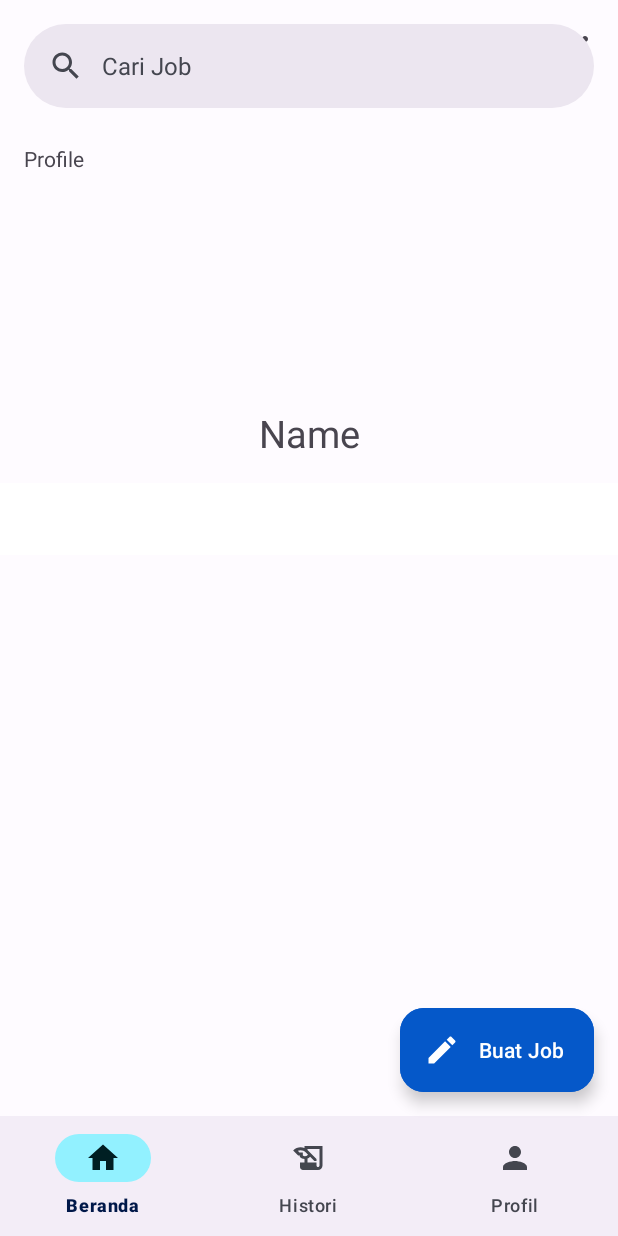
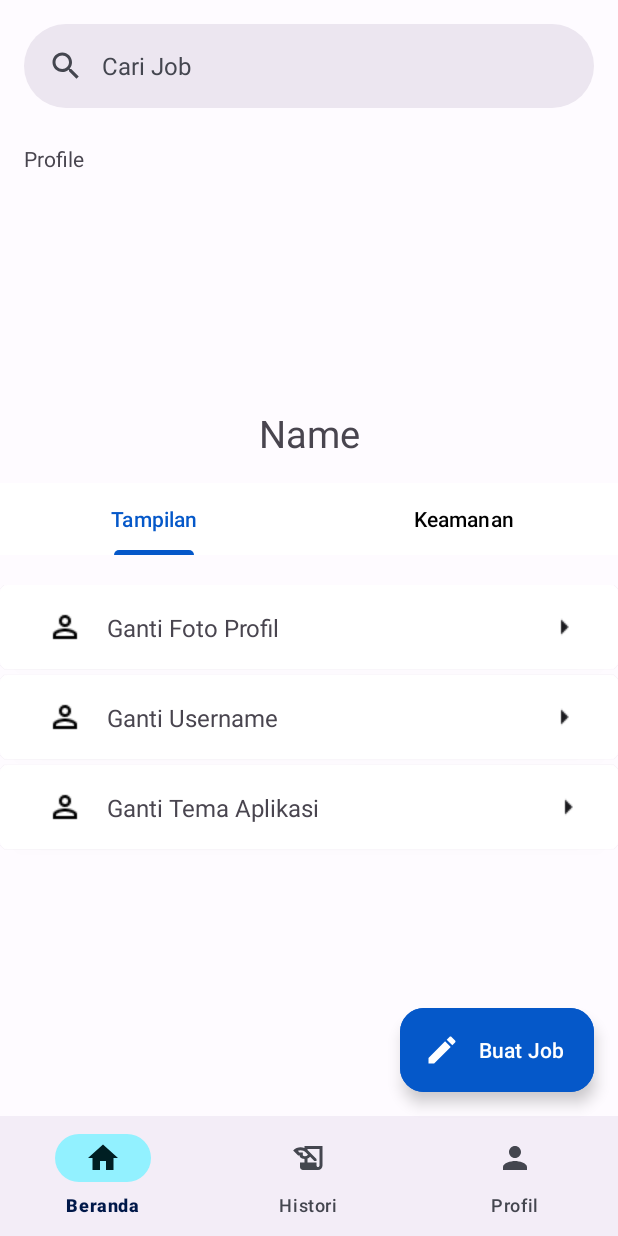
Before and after one commit to samzuhalsetiawan/kerjaaja, an Android app: the ProfileFragment screen opened through its navigation route, on a phone screen of 412 x 824 dp. Run offline under Robolectric (Android 15) with nearby library versions, the phone set to English and light mode, and no system bars; our stand-ins replace navigation-ui.

Commit message:
Tambah Tab Layout Tampilan dan Keamanan Masih kasaran

```diff
--- a/app/src/main/java/com/animebiru/kerjaaja/domain/adapter/ProfileSectionsPagerAdapter.kt
+++ b/app/src/main/java/com/animebiru/kerjaaja/domain/adapter/ProfileSectionsPagerAdapter.kt
@@ -2,14 +2,23 @@ package com.animebiru.kerjaaja.domain.adapter
 
 import androidx.fragment.app.Fragment
 import androidx.viewpager2.adapter.FragmentStateAdapter
+import com.animebiru.kerjaaja.presentation.keamanan.KeamananFragment
+import com.animebiru.kerjaaja.presentation.tampilan.TampilanFragment
 
 class ProfileSectionsPagerAdapter(fragment: Fragment): FragmentStateAdapter(fragment) {
+
+    override fun createFragment(position: Int): Fragment {
+        var fragment: Fragment? = null
+        when(position){ //Belum masukin yang job karena masi agak bingung
+            0 -> fragment = TampilanFragment()
+            1 -> fragment = KeamananFragment()
+        }
+        return fragment as Fragment
+    }
     override fun getItemCount(): Int {
-        TODO("Not yet implemented")
+        return 2 //Belum masukin return
     }
 
-    override fun createFragment(position: Int): Fragment {
-        TODO("Not yet implemented")
-    }
+
 
 }
--- /dev/null
+++ b/app/src/main/java/com/animebiru/kerjaaja/domain/adapter/TampilanAdapter.kt
@@ -0,0 +1,32 @@
+package com.animebiru.kerjaaja.domain.adapter
+
+import android.view.LayoutInflater
+import android.view.View
+import android.view.ViewGroup
+import android.widget.TextView
+import androidx.recyclerview.widget.RecyclerView
+import com.animebiru.kerjaaja.R
+
+class TampilanAdapter(private val itemList: List<String>): RecyclerView.Adapter<TampilanAdapter.ViewHolder>() {
+    override fun onCreateViewHolder(parent: ViewGroup, viewType: Int): ViewHolder {
+        val view = LayoutInflater.from(parent.context).inflate(R.layout.item_row_tampilan, parent, false)
+        return ViewHolder(view)
+    }
+
+    override fun onBindViewHolder(holder: ViewHolder, position: Int) {
+        val item = itemList[position]
+        holder.bind(item)
+    }
+
+    override fun getItemCount(): Int {
+        return minOf(itemList.size,3)
+    }
+    inner class ViewHolder(itemView: View) : RecyclerView.ViewHolder(itemView) {
+        private val titleTextView: TextView = itemView.findViewById(R.id.itemSetting)
+
+        fun bind(item: String) {
+            titleTextView.text = item
+        }
+    }
+
+}
--- a/app/src/main/java/com/animebiru/kerjaaja/presentation/profile/ProfileFragment.kt
+++ b/app/src/main/java/com/animebiru/kerjaaja/presentation/profile/ProfileFragment.kt
@@ -3,13 +3,15 @@ package com.animebiru.kerjaaja.presentation.profile
 import android.os.Bundle
 import androidx.fragment.app.Fragment
 import android.view.LayoutInflater
-import android.view.Menu
-import android.view.MenuInflater
 import android.view.View
 import android.view.ViewGroup
 import androidx.annotation.StringRes
+import androidx.viewpager2.widget.ViewPager2
 import com.animebiru.kerjaaja.R
 import com.animebiru.kerjaaja.databinding.FragmentProfileBinding
+import com.animebiru.kerjaaja.domain.adapter.ProfileSectionsPagerAdapter
+import com.google.android.material.tabs.TabLayout
+import com.google.android.material.tabs.TabLayoutMediator
 
 class ProfileFragment : Fragment() {
 
@@ -22,15 +24,28 @@ class ProfileFragment : Fragment() {
         return binding.root
     }
 
-    override fun onCreateOptionsMenu(menu: Menu, inflater: MenuInflater) {
-        inflater.inflate(R.menu.option_profile_menu,menu)
+//    override fun onCreateOptionsMenu(menu: Menu, inflater: MenuInflater) {
+//        inflater.inflate(R.menu.option_profile_menu,menu)
+//    }
+
+    override fun onCreate(savedInstanceState: Bundle?) {
+        super.onCreate(savedInstanceState)
+
+        val profileSectionsPagerAdapter = ProfileSectionsPagerAdapter(this)
+        val viewPager: ViewPager2 = binding.viewPager
+        viewPager.adapter = profileSectionsPagerAdapter
+        val tabs: TabLayout = binding.tabs
+        TabLayoutMediator(tabs, viewPager) {tab,position ->
+            tab.text = resources.getString(TAB_TITLES[position])
+        }.attach()
+
+
     }
 
     companion object{
         @StringRes
         private val TAB_TITLES = intArrayOf(
             R.string.tab_text_1,
-            R.string.tab_text_2,
             R.string.tab_text_3
         )
     }
--- /dev/null
+++ b/app/src/main/java/com/animebiru/kerjaaja/presentation/tampilan/TampilanFragment.kt
@@ -0,0 +1,46 @@
+package com.animebiru.kerjaaja.presentation.tampilan
+
+import android.os.Bundle
+import androidx.fragment.app.Fragment
+import android.view.LayoutInflater
+import android.view.View
+import android.view.ViewGroup
+import androidx.recyclerview.widget.LinearLayoutManager
+import androidx.recyclerview.widget.RecyclerView
+import com.animebiru.kerjaaja.R
+import com.animebiru.kerjaaja.domain.adapter.TampilanAdapter
+
+
+class TampilanFragment : Fragment() {
+    private lateinit var recyclerView: RecyclerView
+    private lateinit var tampilanAdapter: TampilanAdapter
+
+
+    override fun onViewCreated(view: View, savedInstanceState: Bundle?) {
+        super.onViewCreated(view, savedInstanceState)
+
+        val itemList = listOf(
+            "Ganti Foto Profil",
+            "Ganti Username",
+            "Ganti Tema Aplikasi")
+        tampilanAdapter = TampilanAdapter(itemList)
+        recyclerView = view.findViewById(R.id.rvTampilan)
+
+        recyclerView.layoutManager = LinearLayoutManager(context)
+        recyclerView.adapter = tampilanAdapter
+
+
+    }
+
+    override fun onCreateView(
+        inflater: LayoutInflater, container: ViewGroup?,
+        savedInstanceState: Bundle?
+    ): View? {
+        // Inflate the layout for this fragment
+        return inflater.inflate(R.layout.fragment_tampilan, container, false)
+    }
+
+    companion object {
+
+    }
+}
--- a/app/src/main/res/layout/fragment_profile.xml
+++ b/app/src/main/res/layout/fragment_profile.xml
@@ -18,12 +18,12 @@
             app:layout_constraintStart_toStartOf="parent"
             app:layout_constraintTop_toTopOf="parent">
 
-            <com.google.android.material.appbar.MaterialToolbar
-                android:layout_width="match_parent"
-                android:layout_height="?attr/actionBarSize"
-                app:menu="@menu/option_profile_menu"
-                app:navigationIcon="@drawable/ic_back_black_24"
-                />
+<!--            <com.google.android.material.appbar.MaterialToolbar-->
+<!--                android:layout_width="match_parent"-->
+<!--                android:layout_height="?attr/actionBarSize"-->
+<!--                app:menu="@menu/option_profile_menu"-->
+<!--                app:navigationIcon="@drawable/ic_back_black_24"-->
+<!--                />-->
 
 
         </com.google.android.material.appbar.AppBarLayout>
@@ -37,11 +37,12 @@
             app:layout_constraintStart_toStartOf="parent"
             app:layout_constraintTop_toTopOf="parent" />
 
-        <de.hdodenhof.circleimageview.CircleImageView
+        <com.google.android.material.imageview.ShapeableImageView
             android:id="@+id/profileImg"
             android:layout_width="120dp"
             android:layout_height="120dp"
             android:layout_marginTop="20dp"
+            app:shapeAppearanceOverlay="@style/ShapeAppearanceOverlay.App.CornerSize50Percent"
             app:layout_constraintEnd_toEndOf="parent"
             app:layout_constraintStart_toStartOf="parent"
             app:layout_constraintTop_toBottomOf="@+id/tvProfile"
@@ -67,15 +68,18 @@
             android:contentDescription="@string/profile_tabs"
             app:layout_constraintBottom_toBottomOf="parent"
             app:layout_constraintEnd_toEndOf="parent"
+            app:layout_constraintHorizontal_bias="0.0"
             app:layout_constraintStart_toStartOf="parent"
             app:layout_constraintTop_toBottomOf="@+id/profileName"
+            app:layout_constraintVertical_bias="0.0"
             app:tabSelectedTextColor="?attr/colorPrimary"
             app:tabTextColor="@color/black" />
 
         <androidx.viewpager2.widget.ViewPager2
+            android:layout_marginTop="20dp"
             android:id="@+id/viewPager"
-            android:layout_width="0dp"
-            android:layout_height="0dp"
+            android:layout_width="match_parent"
+            android:layout_height="200dp"
             app:layout_constraintBottom_toBottomOf="parent"
             app:layout_constraintEnd_toEndOf="parent"
             app:layout_constraintStart_toStartOf="parent"
--- /dev/null
+++ b/app/src/main/res/layout/fragment_tampilan.xml
@@ -0,0 +1,20 @@
+<?xml version="1.0" encoding="utf-8"?>
+<androidx.constraintlayout.widget.ConstraintLayout xmlns:android="http://schemas.android.com/apk/res/android"
+    xmlns:app="http://schemas.android.com/apk/res-auto"
+    xmlns:tools="http://schemas.android.com/tools"
+    android:layout_width="match_parent"
+    android:layout_height="match_parent"
+    tools:context=".presentation.tampilan.TampilanFragment">
+
+    <androidx.recyclerview.widget.RecyclerView
+        android:id="@+id/rvTampilan"
+        android:layout_width="match_parent"
+        android:layout_height="0dp"
+        app:layout_constraintBottom_toBottomOf="parent"
+        app:layout_constraintEnd_toEndOf="parent"
+        app:layout_constraintStart_toStartOf="parent"
+        app:layout_constraintTop_toTopOf="parent"
+        tools:listitem="@layout/item_row_tampilan"
+        />
+
+</androidx.constraintlayout.widget.ConstraintLayout>
--- /dev/null
+++ b/app/src/main/res/layout/item_row_tampilan.xml
@@ -0,0 +1,53 @@
+<?xml version="1.0" encoding="utf-8"?>
+<androidx.cardview.widget.CardView xmlns:android="http://schemas.android.com/apk/res/android"
+    android:layout_width="match_parent"
+    android:layout_height="56dp"
+    xmlns:card_view="http://schemas.android.com/apk/res-auto"
+    android:id="@+id/card_view"
+    android:layout_gravity="center"
+    android:layout_marginBottom="4dp"
+    card_view:cardCornerRadius="5dp">
+    <androidx.constraintlayout.widget.ConstraintLayout
+        android:id="@+id/clUserCard"
+        android:layout_width="match_parent"
+        android:layout_height="match_parent"
+        >
+
+        <com.google.android.material.imageview.ShapeableImageView
+            android:id="@+id/imgPerson"
+            android:layout_width="wrap_content"
+            android:layout_height="wrap_content"
+            android:scaleType="centerCrop"
+            android:src="@drawable/ic_person_24"
+            card_view:layout_constraintBottom_toBottomOf="parent"
+            card_view:layout_constraintEnd_toEndOf="parent"
+            card_view:layout_constraintHorizontal_bias="0.08"
+            card_view:layout_constraintStart_toStartOf="parent"
+            card_view:layout_constraintTop_toTopOf="parent" />
+
+        <TextView
+            android:id="@+id/itemSetting"
+            android:layout_width="0dp"
+            android:layout_height="wrap_content"
+            android:layout_margin="16dp"
+            android:text="@string/setting_tampilan"
+            android:textSize="16sp"
+            card_view:layout_constraintBottom_toBottomOf="parent"
+            card_view:layout_constraintStart_toEndOf="@+id/imgPerson"
+            card_view:layout_constraintTop_toTopOf="parent" />
+
+
+        <com.google.android.material.imageview.ShapeableImageView
+            android:layout_width="wrap_content"
+            android:layout_height="wrap_content"
+            android:src="@drawable/ic_arrow_right_24px"
+            card_view:layout_constraintBottom_toBottomOf="parent"
+            card_view:layout_constraintEnd_toEndOf="parent"
+            card_view:layout_constraintHorizontal_bias="0.88"
+            card_view:layout_constraintStart_toEndOf="@+id/itemSetting"
+            card_view:layout_constraintTop_toTopOf="parent" />
+
+
+    </androidx.constraintlayout.widget.ConstraintLayout>
+
+</androidx.cardview.widget.CardView>
--- a/app/src/main/res/values/strings.xml
+++ b/app/src/main/res/values/strings.xml
@@ -22,4 +22,5 @@
     <string name="tab_text_3">Keamanan</string>
     <string name="profile_tabs">Profile Tabs</string>
     <string name="back_button">back</string>
+    <string name="setting_tampilan">Setting</string>
 </resources>
```
Also changed, not shown: app/src/main/java/com/animebiru/kerjaaja/domain/adapter/KeamananAdapter.kt (added, +33 -0 lines), app/src/main/java/com/animebiru/kerjaaja/presentation/keamanan/KeamananFragment.kt (added, +44 -0 lines), app/src/main/res/layout/fragment_keamanan.xml (added, +20 -0 lines), app/src/main/res/drawable/ic_arrow_right_24px.png (added), app/src/main/res/drawable/ic_person_24.png (added).
